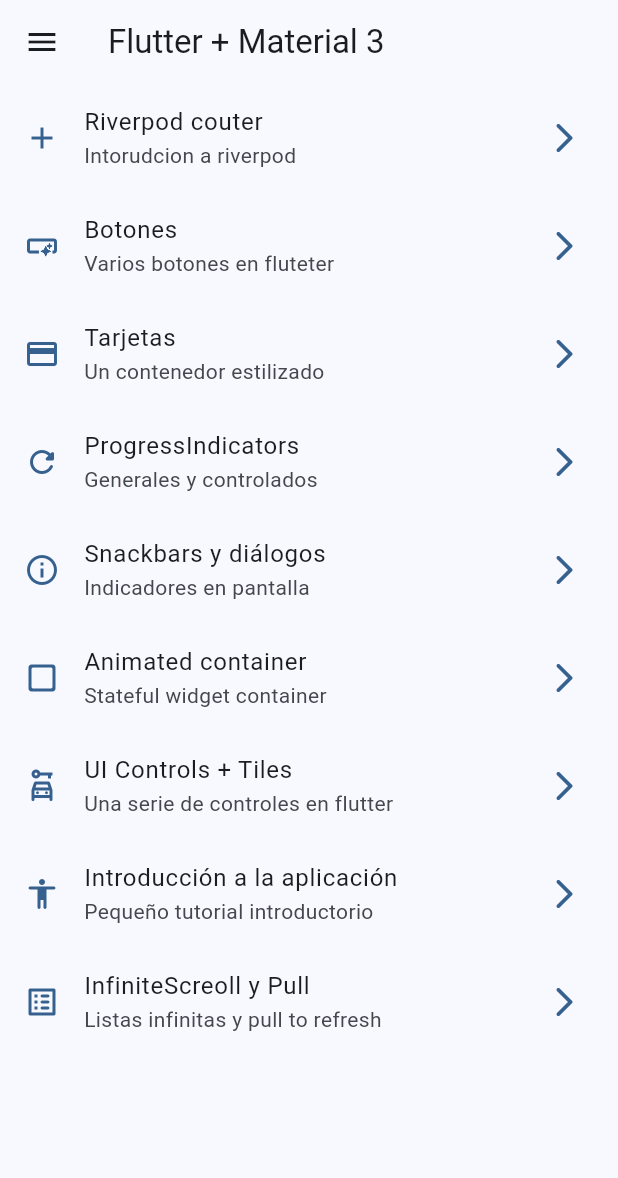
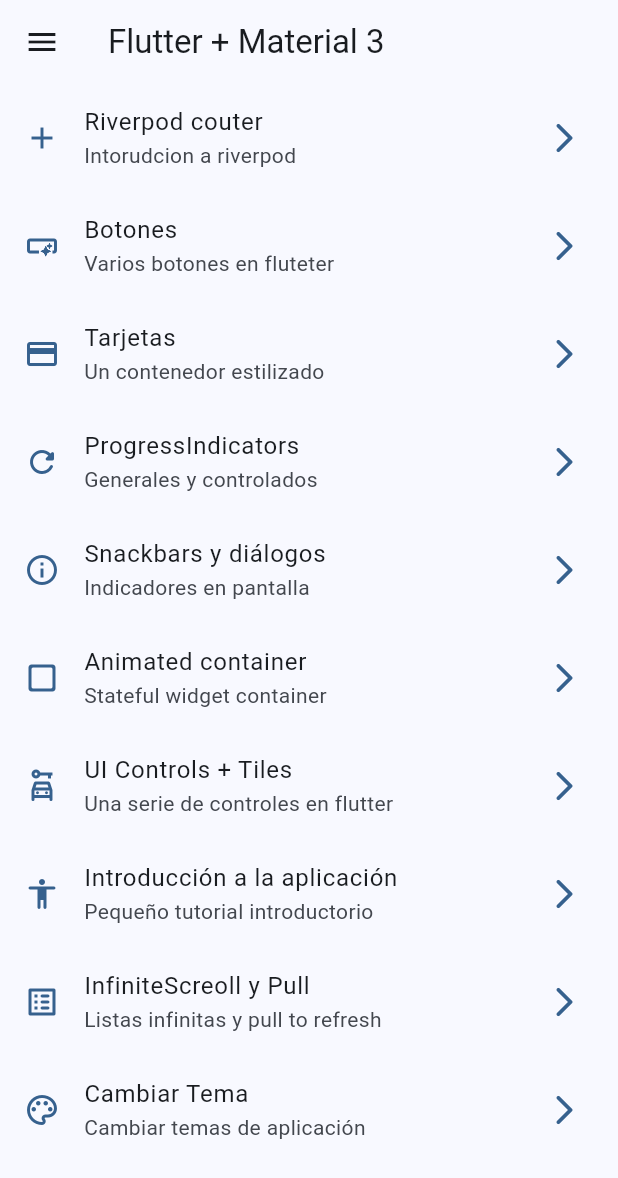
Before and after one commit to diegoquartino/widgets_app, a Flutter app: the screen it shows after launch, on a phone screen of 412 x 824 dp. Shown: the top 1178 px of the screen. Run offline on Flutter 3.47's test engine with Material 2 defaults, Android fonts, the phone set to English and light mode, and no system bars; our stand-ins replace animate_do, flutter_riverpod, go_router.

Commit message:
Antes de StateNotifier

```diff
--- a/lib/config/router/app_router.dart
+++ b/lib/config/router/app_router.dart
@@ -1,5 +1,4 @@
 import 'package:go_router/go_router.dart';
-import 'package:widgets_app/presentation/screens/counter/counter_screen.dart';
 import 'package:widgets_app/presentation/screens/screens.dart';
 
 final appRouter = GoRouter(
@@ -55,5 +54,10 @@ final appRouter = GoRouter(
       path: '/counter',
       builder: (context, state) => const CounterScreen(),
     ),
+    GoRoute(
+      name: ThemeChangerScreen.name,
+      path: '/theme-changer',
+      builder: (context, state) => const ThemeChangerScreen(),
+    ),
   ],
 );
--- a/lib/config/theme/menu/app_theme.dart
+++ b/lib/config/theme/menu/app_theme.dart
@@ -1,8 +1,6 @@
 import 'package:flutter/material.dart';
 
-class AppTheme {
-
-  static const colorList = <Color>[
+const colorList = <Color>[
   Colors.blue,
   Colors.teal,
   Colors.green,
@@ -14,15 +12,19 @@ class AppTheme {
   Colors.pinkAccent,
 ];
 
+class AppTheme {
   final int selectedColor;
+  final bool isDarkMode;
 
   AppTheme({
-    this.selectedColor = 0
-  }):assert(selectedColor >= 0 && selectedColor <= colorList.length - 1,
+    this.selectedColor = 0,
+    this.isDarkMode = false,
+  }) : assert(selectedColor >= 0 && selectedColor <= colorList.length - 1,
             'El color debe estar entre 0 y ${colorList.length - 1}');
 
   ThemeData getTheme() => ThemeData(
         useMaterial3: true,
+        brightness: isDarkMode ? Brightness.dark : Brightness.light,
         colorSchemeSeed: colorList[selectedColor],
         appBarTheme: const AppBarTheme(
           centerTitle: false,
--- a/lib/config/theme/menu/menu/menu_item.dart
+++ b/lib/config/theme/menu/menu/menu_item.dart
@@ -68,4 +68,10 @@ const appMenuItems = <MenuItem>[
     link: '/infinitescroll',
     icon: Icons.list_alt_rounded,
   ),
+  MenuItem(
+    title: 'Cambiar Tema',
+    subTitle: 'Cambiar temas de aplicación',
+    link: '/theme-changer',
+    icon: Icons.color_lens_outlined,
+  ),
 ];
--- a/lib/main.dart
+++ b/lib/main.dart
@@ -1,21 +1,31 @@
 import 'package:flutter/material.dart';
+import 'package:flutter_riverpod/flutter_riverpod.dart';
 import 'package:widgets_app/config/router/app_router.dart';
 import 'package:widgets_app/config/theme/menu/app_theme.dart';
+import 'package:widgets_app/presentation/providers/theme_provider.dart';
 
 void main() {
-  runApp(const MainApp());
+  runApp(
+    const ProviderScope(
+      child: MainApp(),
+    ),
+  );
 }
 
-class MainApp extends StatelessWidget {
+class MainApp extends ConsumerWidget {
   const MainApp({super.key});
 
   @override
-  Widget build(BuildContext context) {
+  Widget build(BuildContext context, WidgetRef ref) {
+
+    final int selectedColor = ref.watch(selectedColorProvider);
+    final bool isDarkMode = ref.watch(isDarkmodeProvider);
+
     return MaterialApp.router(
       title: 'Flutter Widgets',
       routerConfig: appRouter,
       debugShowCheckedModeBanner: false,
-      theme: AppTheme(selectedColor: 0).getTheme(),
+      theme: AppTheme(selectedColor: selectedColor, isDarkMode: isDarkMode).getTheme(),
     );
   }
 }
--- /dev/null
+++ b/lib/presentation/providers/counter_provider.dart
@@ -0,0 +1,3 @@
+import 'package:flutter_riverpod/flutter_riverpod.dart';
+
+final counterProvider = StateProvider((ref) => 5);
--- /dev/null
+++ b/lib/presentation/providers/theme_provider.dart
@@ -0,0 +1,11 @@
+import 'package:flutter_riverpod/flutter_riverpod.dart';
+import 'package:widgets_app/config/theme/menu/app_theme.dart';
+
+// Listado de colores inmutable
+final colorListProvider = Provider((ref) => colorList);
+
+// Un simple boolean
+final isDarkmodeProvider = StateProvider((ref) => false);
+
+// Un simple int
+final selectedColorProvider = StateProvider((ref) => 0);
--- a/lib/presentation/screens/screens.dart
+++ b/lib/presentation/screens/screens.dart
@@ -1,3 +1,4 @@
+export 'package:widgets_app/presentation/screens/theme_changer/theme_changer_screen.dart';
 export 'package:widgets_app/presentation/screens/animated/animated_screens.dart';
 export 'package:widgets_app/presentation/screens/app_tutorial/app_tutorial_screen.dart';
 export 'package:widgets_app/presentation/screens/buttons/buttons_screen.dart';
--- a/pubspec.yaml
+++ b/pubspec.yaml
@@ -10,6 +10,7 @@ dependencies:
   animate_do: ^3.1.2
   flutter:
     sdk: flutter
+  flutter_riverpod: ^2.4.8
   go_router: ^12.1.1
 
 dev_dependencies:
```
Also changed, not shown: lib/presentation/screens/counter/counter_screen.dart (+25 -4 lines), lib/presentation/screens/theme_changer/theme_changer_screen.dart (added, +59 -0 lines), pubspec.lock. Lines whose indentation alone changed are shown as unchanged.
